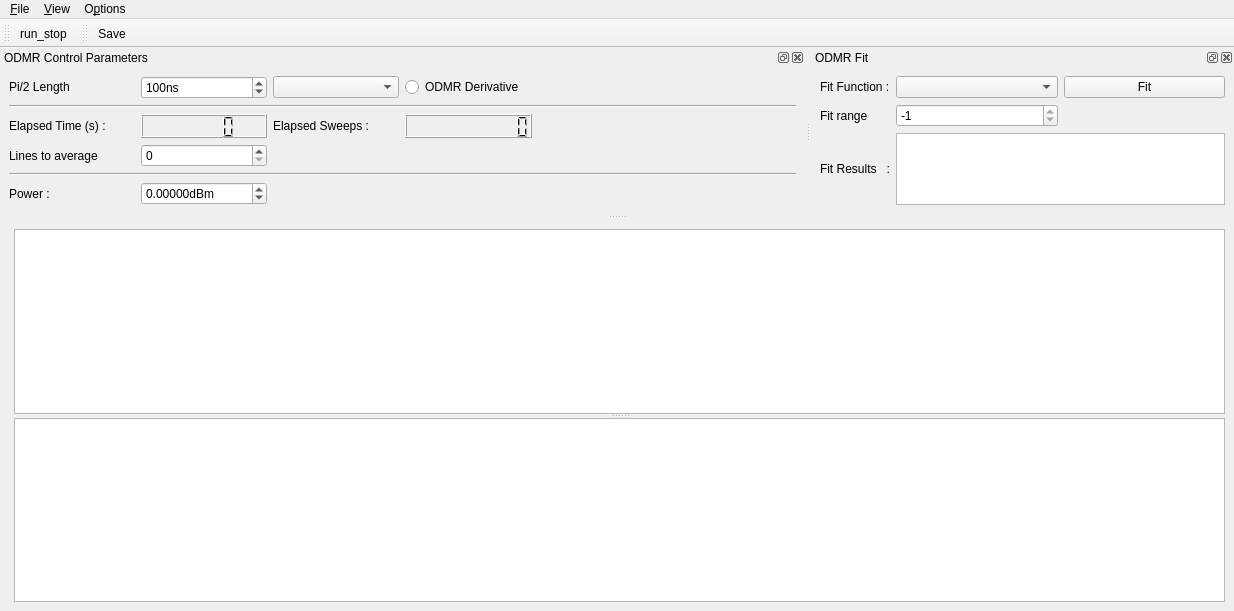
Before: the Qt Designer form gui/podmr/ui_odmrgui.ui in sriharijayaram5/qudi, drawn with Qt 5.
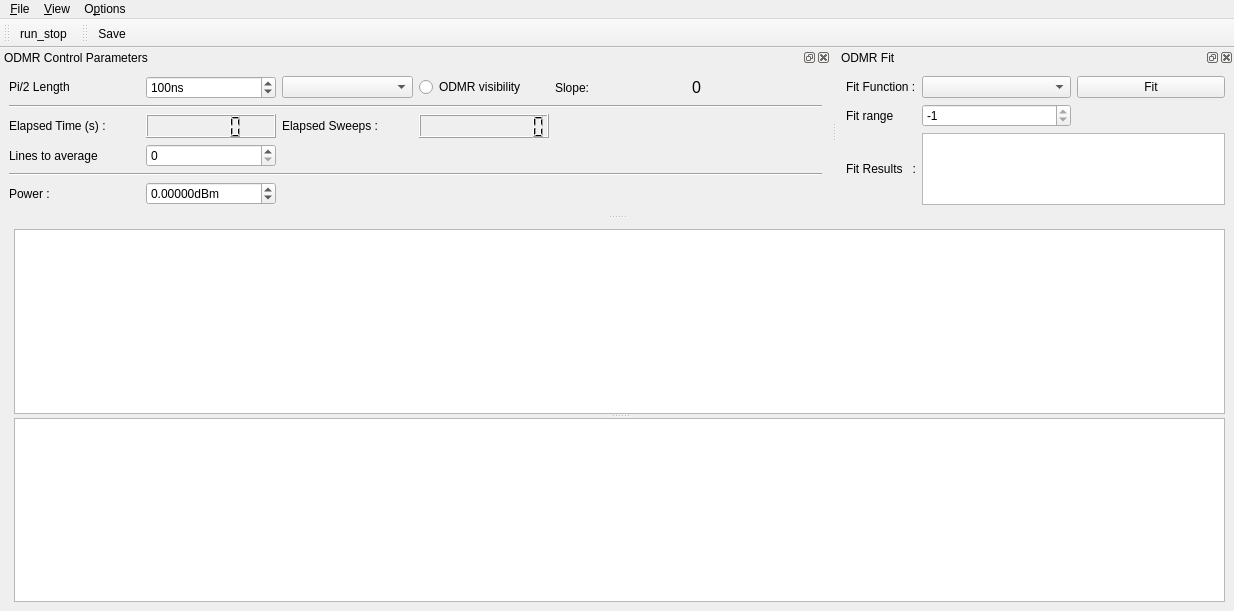
After: the same form once the commit is applied. Icons and pictures are not drawn. Custom widgets are drawn as their Qt base class.

Commit message: podmr slope stuff and bugs

```diff
--- a/gui/podmr/ui_odmrgui.ui
+++ b/gui/podmr/ui_odmrgui.ui
@@ -118,7 +118,7 @@
    </property>
    <property name="minimumSize">
     <size>
-     <width>433</width>
+     <width>527</width>
      <height>159</height>
     </size>
    </property>
@@ -316,7 +316,29 @@
      <item row="0" column="3">
       <widget class="QRadioButton" name="odmr_derivative_radioButton">
        <property name="text">
-        <string>ODMR Derivative</string>
+        <string>ODMR visibility</string>
+       </property>
+      </widget>
+     </item>
+     <item row="0" column="4">
+      <widget class="QLabel" name="label_3">
+       <property name="text">
+        <string>Slope:</string>
+       </property>
+      </widget>
+     </item>
+     <item row="0" column="5">
+      <widget class="QLabel" name="slope_label">
+       <property name="font">
+        <font>
+         <family>MS Shell Dlg 2</family>
+         <pointsize>12</pointsize>
+         <weight>50</weight>
+         <bold>false</bold>
+        </font>
+       </property>
+       <property name="text">
+        <string>0</string>
        </property>
       </widget>
      </item>
```
Left out of the diff: 3 changed lines with no effect on the pictures. The commit also changes 4 other files.
